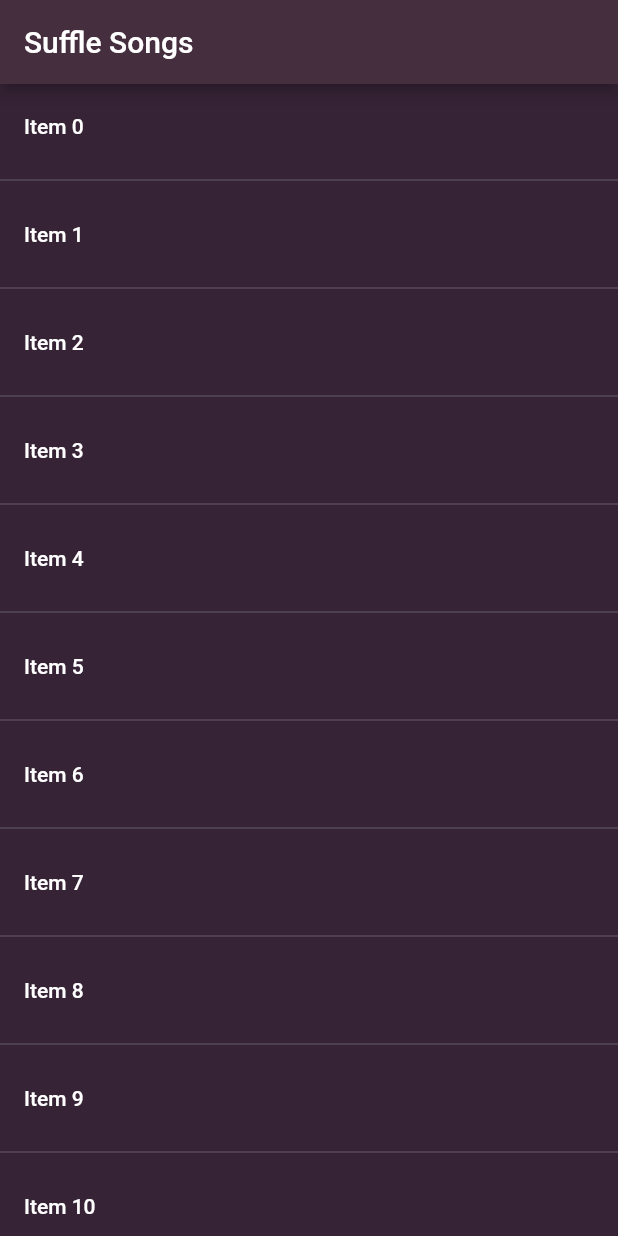
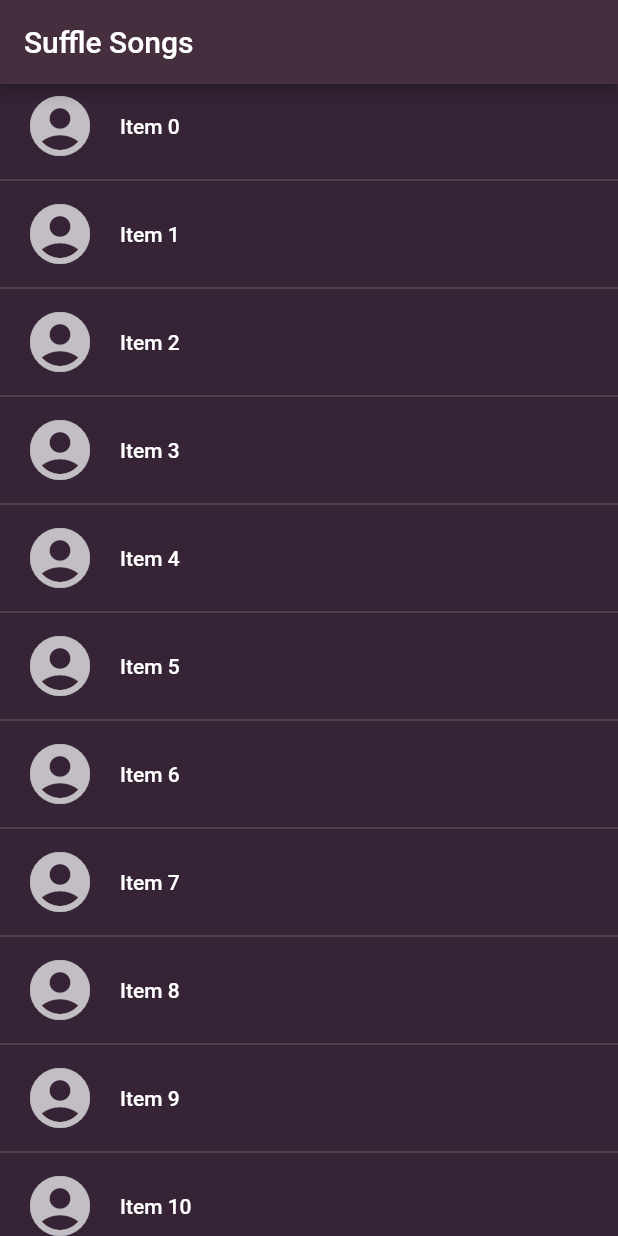
Before and after one commit to rondao/shuffle_songs_flutter, a Flutter app: the screen it shows after launch, on a phone screen of 412 x 824 dp. Run offline on Flutter 3.47's test engine with Material 2 defaults, Android fonts, the phone set to English and light mode, and no system bars.

Commit message:
Add leading placeholder icons at songs list
Signed-off-by: Rafael Rondao <rafael.rondao@gmail.com>

```diff
--- a/lib/main.dart
+++ b/lib/main.dart
@@ -39,6 +39,12 @@ class _SongsListState extends State<SongsList> {
         itemCount: widget.items.length,
         itemBuilder: (context, index) {
           return ListTile(
+            // TODO: Change from Icon to CircleAvatar.
+            leading: Icon(
+              Icons.account_circle,
+              color: Colors.white70,
+              size: 48,
+            ),
             title: Text(
               '${widget.items[index]}',
               style: Theme.of(context).textTheme.bodyText1,
```
